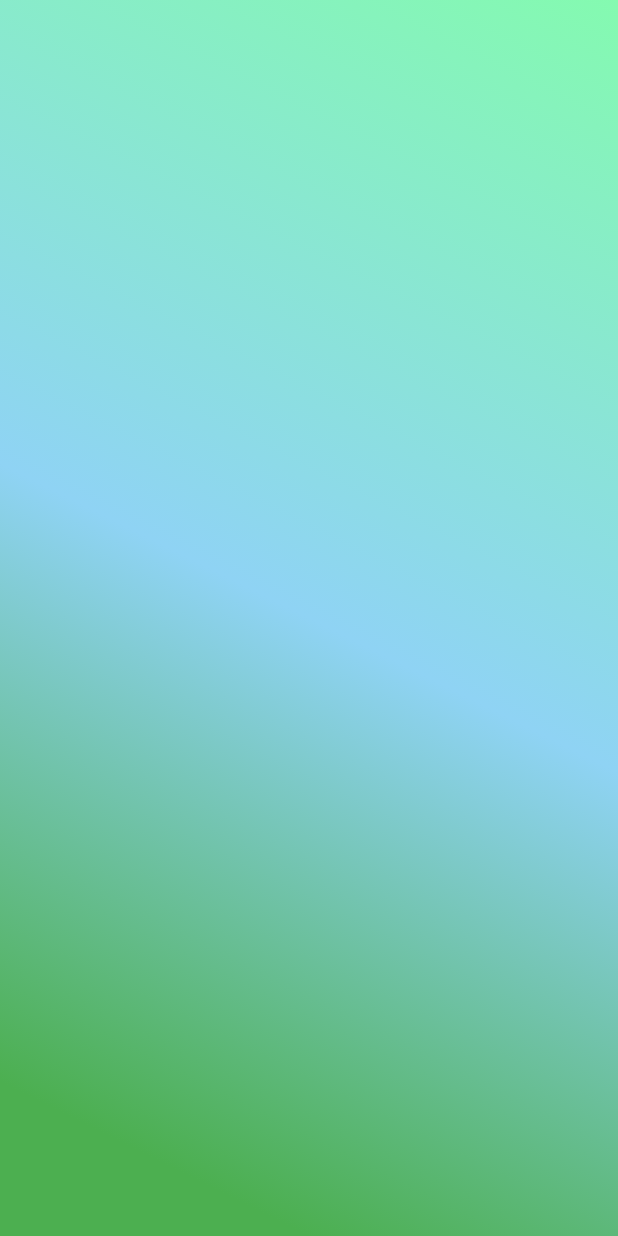
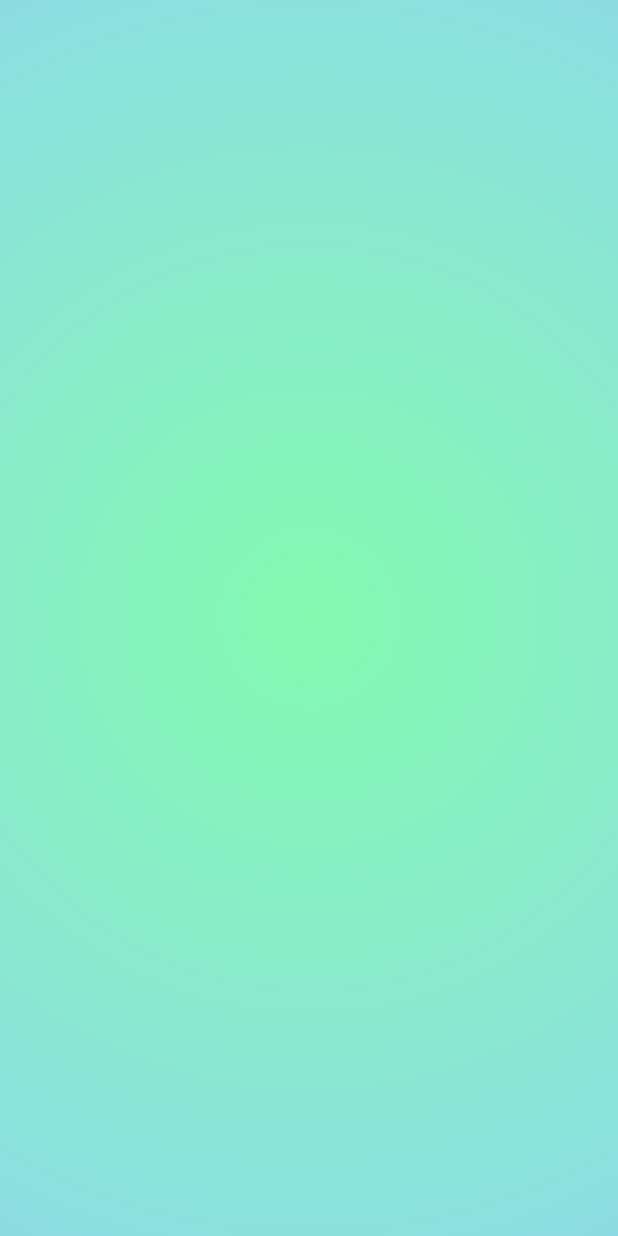
Before and after one commit to alhasann351/gradient_background, a Flutter app: the screen it shows after launch, on a phone screen of 412 x 824 dp. Run offline on Flutter 3.47's test engine with Material 3 defaults, Android fonts, the phone set to English and light mode, and no system bars.

```diff
--- a/lib/main.dart
+++ b/lib/main.dart
@@ -42,15 +42,17 @@ class _MyHomePageState extends State<MyHomePage> {
         height: double.infinity,
         width: double.infinity,
         decoration: const BoxDecoration(
-          gradient: LinearGradient(
+          gradient: RadialGradient(
             colors: [
               Color(0xFF84fab0),
               Color(0xFF8fd3f4),
-              Colors.green,
+              //Colors.green,
             ],
-            begin: FractionalOffset(1.0, 0.0),
-            end: FractionalOffset(0.0, 1.0),
-            stops: [0.0, 0.5, 0.9],
+            //center: Alignment.topCenter,
+            radius: 3,
+            //begin: FractionalOffset(1.0, 0.0),
+            //end: FractionalOffset(0.0, 1.0),
+            stops: [0.0, 0.5],
           ),
         ),
       ),
```
